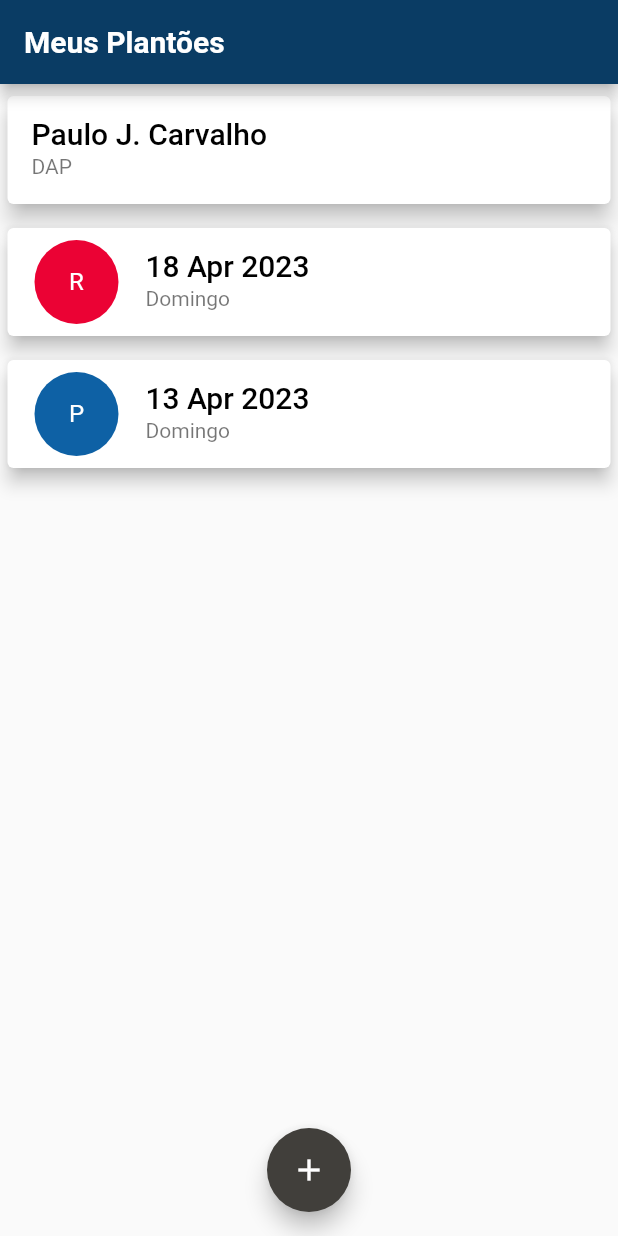
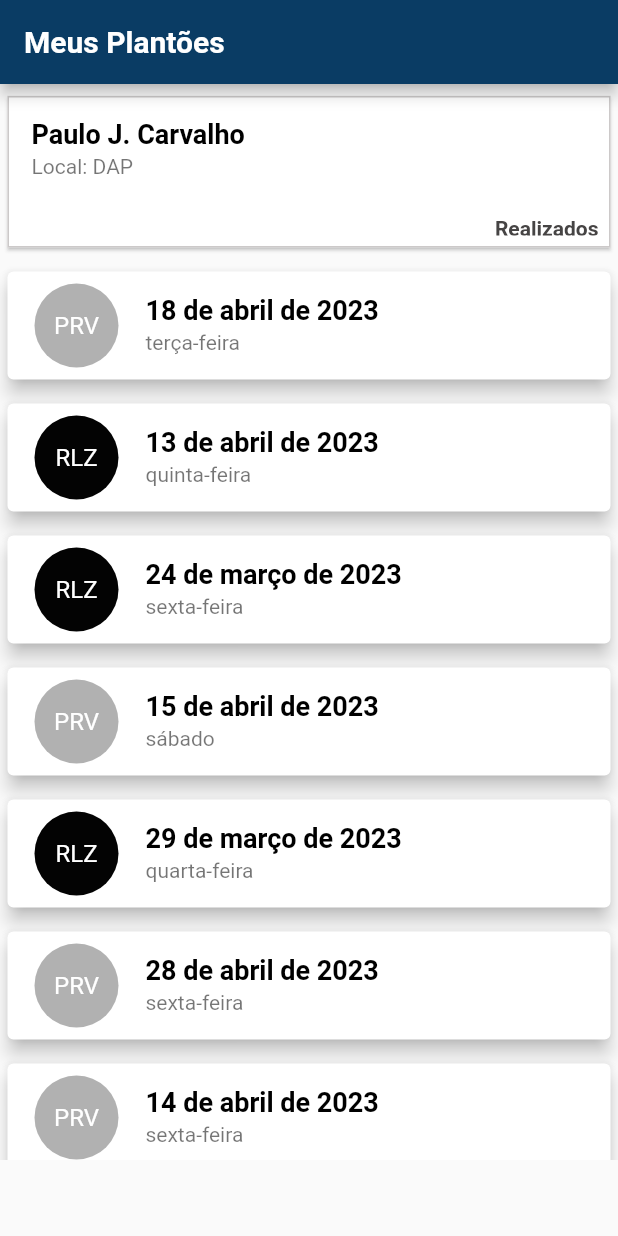
Before and after one commit to pjcarvalho21/plantao_mob, a Flutter app: the screen it shows after launch, on a phone screen of 412 x 824 dp. Run offline on Flutter 3.47's test engine with Material 2 defaults, Android fonts, the phone set to English and light mode, and no system bars; Roboto replaces fonts that are missing (OpenSans, OpensSans).

Commit message:
Tela inicial FINAL

```diff
--- a/lib/components/plantao_list.dart
+++ b/lib/components/plantao_list.dart
@@ -9,7 +9,7 @@ class PlantaoList extends StatelessWidget {
   @override
   Widget build(BuildContext context) {
     return SizedBox(
-      height: 430,
+      height: 600,
       child: plantoes.isEmpty
           ? Column()
           : ListView.builder(
@@ -24,15 +24,15 @@ class PlantaoList extends StatelessWidget {
                   ),
                   child: ListTile(
                     leading: CircleAvatar(
-                      backgroundColor: tr.status == 'R'
-                          ? Color.fromARGB(255, 235, 2, 52)
-                          : const Color.fromARGB(255, 14, 97, 165),
+                      backgroundColor: tr.data.isAfter(DateTime.now())
+                          ? Color.fromARGB(255, 177, 177, 177)
+                          : Color.fromARGB(255, 3, 3, 3),
                       radius: 30,
                       child: Padding(
                         padding: const EdgeInsets.all(6),
                         child: FittedBox(
                           child: Text(
-                            '${tr.status}',
+                            tr.data.isAfter(DateTime.now()) ? 'PRV' : 'RLZ',
                             style: const TextStyle(
                               color: Colors.white,
                             ),
@@ -41,10 +41,10 @@ class PlantaoList extends StatelessWidget {
                       ),
                     ),
                     title: Text(
-                      DateFormat('d MMM y').format(tr.data),
+                      DateFormat("d 'de' MMMM 'de' y", "pt_BR").format(tr.data),
                       style: Theme.of(context).textTheme.headline6,
                     ),
-                    subtitle: const Text('Domingo'),
+                    subtitle: Text(DateFormat("EEEE", "pt_BR").format(tr.data)),
                   ),
                 );
               }),
--- a/lib/components/plantonista.dart
+++ b/lib/components/plantonista.dart
@@ -10,17 +10,41 @@ class Plantonista extends StatelessWidget {
   @override
   Widget build(BuildContext context) {
     return Card(
-        elevation: 6,
+        elevation: 1,
+        shape: const RoundedRectangleBorder(
+            side: BorderSide(color: Color.fromARGB(255, 204, 201, 201))),
         margin: const EdgeInsets.symmetric(
           vertical: 8,
           horizontal: 5,
         ),
-        child: ListTile(
-          title: Text(
-            plantonista,
-            style: Theme.of(context).textTheme.headline6,
-          ),
-          subtitle: Text(local),
+        child: Column(
+          children: [
+            ListTile(
+              title: Text(
+                plantonista,
+                style: Theme.of(context).textTheme.headline6,
+              ),
+              subtitle: Text("Local: " + local),
+            ),
+            SizedBox(
+              height: 29,
+              child: Row(
+                mainAxisAlignment: MainAxisAlignment.end,
+                children: <Widget>[
+                  TextButton(
+                    child: const Text(
+                      'Realizados',
+                      style: TextStyle(
+                        fontWeight: FontWeight.bold,
+                        color: Color.fromARGB(255, 70, 68, 68),
+                      ),
+                    ),
+                    onPressed: () {},
+                  )
+                ],
+              ),
+            ),
+          ],
         ));
   }
 }
--- a/lib/main.dart
+++ b/lib/main.dart
@@ -1,4 +1,5 @@
 import 'package:flutter/material.dart';
+import 'package:flutter_localizations/flutter_localizations.dart';
 import 'components/plantao_list.dart';
 import 'components/plantonista.dart';
 import 'model/plantao.dart';
@@ -20,6 +21,8 @@ class PlantaoApp extends StatelessWidget {
         textTheme: tema.textTheme.copyWith(
           headline6: const TextStyle(
             fontFamily: 'OpenSans',
+            fontSize: 18,
+            fontWeight: FontWeight.bold,
             color: Colors.black,
           ),
           button: const TextStyle(
@@ -35,6 +38,11 @@ class PlantaoApp extends StatelessWidget {
           ),
         ),
       ),
+      localizationsDelegates: const [
+        GlobalMaterialLocalizations.delegate,
+        GlobalWidgetsLocalizations.delegate
+      ],
+      supportedLocales: const [Locale('pt', 'BR')],
     );
   }
 }
@@ -55,7 +63,6 @@ class _MyHomePageState extends State<MyHomePage> {
       local: "DAP",
       plantonista: 'Paulo J. Carvalho',
       tipoPlantonista: 'Servidor DAP',
-      status: 'R',
     ),
     Plantao(
       id: 2,
@@ -63,7 +70,41 @@ class _MyHomePageState extends State<MyHomePage> {
       local: "DAP",
       plantonista: 'Paulo J. Carvalho',
       tipoPlantonista: 'Servidor DAP',
-      status: 'P',
+    ),
+    Plantao(
+      id: 2,
+      data: DateTime.now().add(const Duration(days: -20)),
+      local: "DAP",
+      plantonista: 'Paulo J. Carvalho',
+      tipoPlantonista: 'Servidor DAP',
+    ),
+    Plantao(
+      id: 2,
+      data: DateTime.now().add(const Duration(days: 2)),
+      local: "DAP",
+      plantonista: 'Paulo J. Carvalho',
+      tipoPlantonista: 'Servidor DAP',
+    ),
+    Plantao(
+      id: 2,
+      data: DateTime.now().add(const Duration(days: -15)),
+      local: "DAP",
+      plantonista: 'Paulo J. Carvalho',
+      tipoPlantonista: 'Servidor DAP',
+    ),
+    Plantao(
+      id: 2,
+      data: DateTime.now().add(const Duration(days: 15)),
+      local: "DAP",
+      plantonista: 'Paulo J. Carvalho',
+      tipoPlantonista: 'Servidor DAP',
+    ),
+    Plantao(
+      id: 2,
+      data: DateTime.now().add(const Duration(days: 1)),
+      local: "DAP",
+      plantonista: 'Paulo J. Carvalho',
+      tipoPlantonista: 'Servidor DAP',
     ),
   ];
 
@@ -84,11 +125,6 @@ class _MyHomePageState extends State<MyHomePage> {
           ],
         ),
       ),
-      floatingActionButton: FloatingActionButton(
-        child: const Icon(Icons.add),
-        onPressed: () {},
-      ),
-      floatingActionButtonLocation: FloatingActionButtonLocation.centerFloat,
     );
   }
 }
--- a/lib/model/plantao.dart
+++ b/lib/model/plantao.dart
@@ -4,13 +4,12 @@ class Plantao {
   final String local;
   final String plantonista;
   final String tipoPlantonista;
-  final String status;
 
-  Plantao(
-      {required this.id,
-      required this.data,
-      required this.local,
-      required this.tipoPlantonista,
-      required this.plantonista,
-      required this.status});
+  Plantao({
+    required this.id,
+    required this.data,
+    required this.local,
+    required this.tipoPlantonista,
+    required this.plantonista,
+  });
 }
--- a/pubspec.yaml
+++ b/pubspec.yaml
@@ -30,12 +30,14 @@ environment:
 dependencies:
   flutter:
     sdk: flutter
+  flutter_localizations:
+    sdk: flutter
 
 
   # The following adds the Cupertino Icons font to your application.
   # Use with the CupertinoIcons class for iOS style icons.
   cupertino_icons: ^1.0.2
-  intl: ^0.18.0
+  intl: ^0.17.0
 
 dev_dependencies:
   flutter_test:
```
Also changed, not shown: package-lock.json (added), pubspec.lock.
